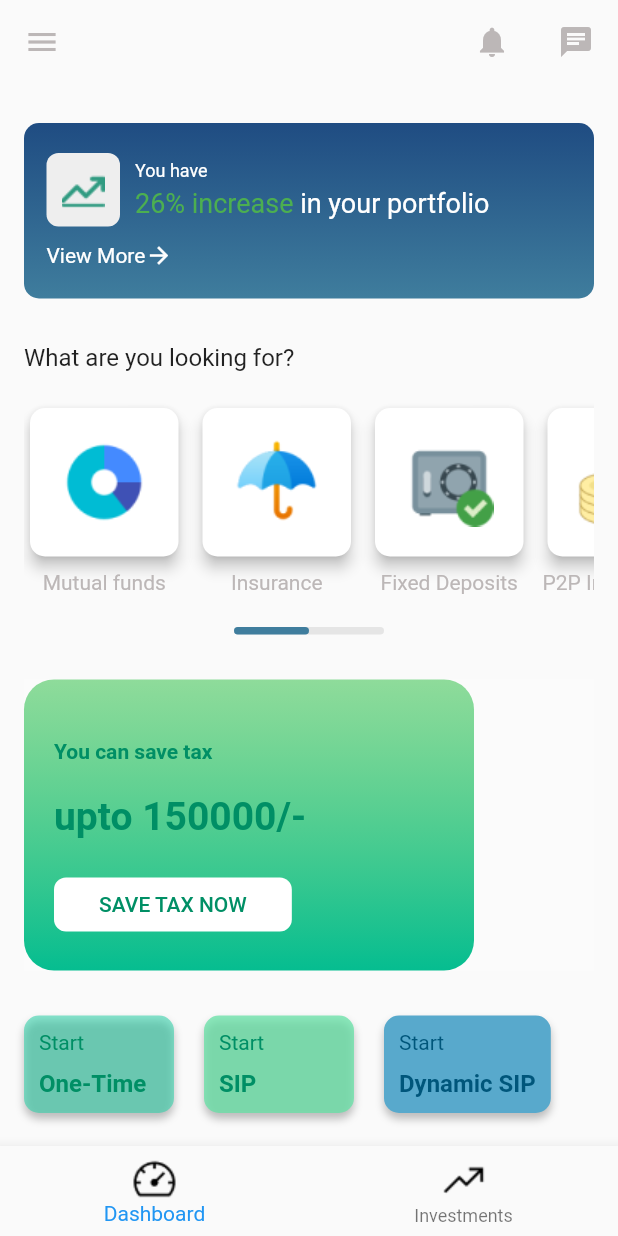
After one commit to dhirajuchil007/test_flutter, a Flutter app: the screen it shows after launch, after a tap on "Home screen", on a phone screen of 412 x 824 dp. The commit adds this screen. Run offline on Flutter 3.47's test engine with Material 2 defaults, Android fonts, the phone set to English and light mode, and no system bars; our stand-ins replace firebase_auth, firebase_core, firebase_database, fl_chart, geocoding, geolocator and 1 more; accounts and stored records are empty.

Commit message:
added hom screen design

```diff
--- /dev/null
+++ b/lib/models/Product.dart
@@ -0,0 +1,6 @@
+class Product {
+  String name;
+  String iconName;
+
+  Product(this.name, this.iconName);
+}
--- /dev/null
+++ b/lib/products_list.dart
@@ -0,0 +1,13 @@
+import 'package:test_flutter/models/Product.dart';
+
+class ProductsList{
+  List<Product> productList=[
+    Product('Mutual funds', 'chart.png'),
+    Product('Insurance', 'umbrella.png'),
+    Product('Fixed Deposits', 'safe.png'),
+    Product('P2P Investments', 'coins.png'),
+    Product('P2P Investments', 'coins.png'),
+    Product('P2P Investments', 'coins.png'),
+  ];
+
+}
--- a/lib/routes/dynamic_sip.dart
+++ b/lib/routes/dynamic_sip.dart
@@ -1,4 +1,3 @@
-import 'dart:ffi';
 
 import 'package:fl_chart/fl_chart.dart';
 import 'package:flutter/material.dart';
--- /dev/null
+++ b/lib/routes/home_screen.dart
@@ -0,0 +1,455 @@
+import 'package:flutter/material.dart';
+import 'package:test_flutter/models/Product.dart';
+import 'package:test_flutter/products_list.dart';
+
+class HomeScreen extends StatefulWidget {
+  const HomeScreen({Key? key}) : super(key: key);
+
+  @override
+  State<HomeScreen> createState() => _HomeScreenState();
+}
+
+class _HomeScreenState extends State<HomeScreen> {
+  double scrollPosition = 0;
+
+  @override
+  Widget build(BuildContext context) {
+    List<Product> productList = ProductsList().productList;
+    return SafeArea(
+      child: Scaffold(
+        appBar: AppBar(
+          backgroundColor: Colors.transparent,
+          elevation: 0,
+          foregroundColor: const Color(0xffbcb7b7),
+          actions: const [
+            Padding(
+              padding: EdgeInsets.symmetric(horizontal: 16),
+              child: Icon(Icons.notifications),
+            ),
+            Padding(
+              child: Icon(Icons.chat),
+              padding: EdgeInsets.symmetric(horizontal: 16),
+            )
+          ],
+        ),
+        bottomNavigationBar: BottomNavigationBar(
+          items: [
+            BottomNavigationBarItem(
+                icon: Image.asset('assets/clarity_dashboard.png'),
+                label: 'Dashboard'),
+            BottomNavigationBarItem(
+                icon: Image.asset('assets/carbon_growth.png'),
+                label: 'Investments'),
+          ],
+        ),
+        drawer: const Drawer(),
+        body: SingleChildScrollView(
+          child: Container(
+            width: double.infinity,
+            padding: const EdgeInsets.all(16),
+            child: Column(
+              crossAxisAlignment: CrossAxisAlignment.start,
+              children: [
+                const SizedBox(height: 10),
+                const HeaderWidget(),
+                const SizedBox(
+                  height: 30,
+                ),
+                const Text(
+                  'What are you looking for?',
+                  style: TextStyle(fontSize: 16),
+                ),
+                const SizedBox(
+                  height: 20,
+                ),
+                showProductList(productList),
+                Center(
+                  child: Stack(
+                    children: [
+                      Container(
+                        width: 100,
+                        height: 5,
+                        decoration: BoxDecoration(
+                            borderRadius: BorderRadius.circular(10),
+                            color: Color(0xffe5e5e5)),
+                      ),
+                      Positioned(
+                        left: getActualScrollPosition(productList),
+                        child: Container(
+                          width: 50,
+                          height: 5,
+                          decoration: BoxDecoration(
+                              borderRadius: BorderRadius.circular(10),
+                              color: Color(0xff3f7d9d)),
+                        ),
+                      )
+                    ],
+                  ),
+                ),
+                const SizedBox(
+                  height: 30,
+                ),
+                const SaveTaxWidget(),
+                // Text(MediaQuery.of(context).orientation.name),
+                const SizedBox(
+                  height: 30,
+                ),
+                SingleChildScrollView(
+                  scrollDirection: Axis.horizontal,
+                  child: Row(
+                    children: [
+                      Container(
+                          margin: EdgeInsets.only(right: 20),
+                          padding: EdgeInsets.all(10),
+                          child: Column(
+                            crossAxisAlignment: CrossAxisAlignment.start,
+                            children: const [
+                              Text(
+                                'Start',
+                                style: TextStyle(
+                                  color: Color(0xff008f65),
+                                  fontSize: 14,
+                                ),
+                              ),
+                              SizedBox(
+                                height: 10,
+                              ),
+                              Text(
+                                'One-Time',
+                                style: TextStyle(
+                                    color: Color(0xff008f65),
+                                    fontSize: 16,
+                                    fontWeight: FontWeight.bold),
+                              )
+                            ],
+                          ),
+                          width: 100,
+                          decoration: const BoxDecoration(
+                            borderRadius: BorderRadius.only(
+                              topLeft: Radius.circular(10),
+                              topRight: Radius.circular(10),
+                              bottomLeft: Radius.circular(10),
+                              bottomRight: Radius.circular(10),
+                            ),
+                            boxShadow: [
+                              BoxShadow(
+                                  color: Color.fromRGBO(0, 0, 0, 0.25),
+                                  offset: Offset(0, 4),
+                                  blurRadius: 4)
+                            ],
+                            color: Color.fromRGBO(
+                                42, 208, 167, 0.5600000023841858),
+                          )),
+                      Container(
+                          margin: EdgeInsets.only(right: 20),
+                          padding: EdgeInsets.all(10),
+                          width: 100,
+                          child: Column(
+                            crossAxisAlignment: CrossAxisAlignment.start,
+                            children: const [
+                              Text(
+                                'Start',
+                                style: TextStyle(
+                                  color: Color(0xff008f65),
+                                  fontSize: 14,
+                                ),
+                              ),
+                              SizedBox(
+                                height: 10,
+                              ),
+                              Text(
+                                'SIP',
+                                style: TextStyle(
+                                    color: Color(0xff008f65),
+                                    fontSize: 16,
+                                    fontWeight: FontWeight.bold),
+                              )
+                            ],
+                          ),
+                          decoration: BoxDecoration(
+                            borderRadius: BorderRadius.only(
+                              topLeft: Radius.circular(10),
+                              topRight: Radius.circular(10),
+                              bottomLeft: Radius.circular(10),
+                              bottomRight: Radius.circular(10),
+                            ),
+                            boxShadow: [
+                              BoxShadow(
+                                  color: Color.fromRGBO(0, 0, 0, 0.25),
+                                  offset: Offset(0, 4),
+                                  blurRadius: 4)
+                            ],
+                            color: Color.fromRGBO(
+                                98, 225, 164, 0.7300000190734863),
+                          )),
+                      Container(
+                        decoration: BoxDecoration(
+                          borderRadius: BorderRadius.only(
+                            topLeft: Radius.circular(10),
+                            topRight: Radius.circular(10),
+                            bottomLeft: Radius.circular(10),
+                            bottomRight: Radius.circular(10),
+                          ),
+                          boxShadow: [
+                            BoxShadow(
+                                color: Color.fromRGBO(0, 0, 0, 0.25),
+                                offset: Offset(0, 4),
+                                blurRadius: 4)
+                          ],
+                          color: Color.fromRGBO(88, 169, 204, 1),
+                        ),
+                        padding: EdgeInsets.all(10),
+                        child: Column(
+                          crossAxisAlignment: CrossAxisAlignment.start,
+                          children: [
+                            Text(
+                              'Start',
+                              style: TextStyle(
+                                color: Color(0xff00567b),
+                                fontSize: 14,
+                              ),
+                            ),
+                            SizedBox(
+                              height: 10,
+                            ),
+                            Text(
+                              'Dynamic SIP',
+                              style: TextStyle(
+                                  color: Color(0xff00567b),
+                                  fontSize: 16,
+                                  fontWeight: FontWeight.bold),
+                            )
+                          ],
+                        ),
+                      )
+                    ],
+                  ),
+                ),
+              ],
+            ),
+          ),
+        ),
+      ),
+    );
+  }
+
+  double getActualScrollPosition(List<Product> productList) {
+    return scrollPosition / (100 / 50);
+  }
+
+  SizedBox showProductList(List<Product> productList) {
+    return SizedBox(
+      height: 150,
+      child: NotificationListener<ScrollNotification>(
+        child: ListView.builder(
+          itemCount: productList.length,
+          itemBuilder: (ctx, index) {
+            return ProductItemWidget(product: productList[index]);
+          },
+          scrollDirection: Axis.horizontal,
+        ),
+        onNotification: (t) {
+          print(t.metrics.pixels);
+          print(t.metrics.maxScrollExtent);
+          setState(() {
+            scrollPosition = t.metrics.pixels / t.metrics.maxScrollExtent * 100;
+          });
+          return false;
+        },
+      ),
+    );
+  }
+}
+
+class SaveTaxWidget extends StatelessWidget {
+  const SaveTaxWidget({
+    Key? key,
+  }) : super(key: key);
+
+  @override
+  Widget build(BuildContext context) {
+    return Container(
+      color: Color(0xfffbfbfb),
+      width: double.infinity,
+      alignment: Alignment.centerLeft,
+      child: Container(
+          width: 300,
+          padding: const EdgeInsets.all(20),
+          child: Column(
+            crossAxisAlignment: CrossAxisAlignment.start,
+            children: [
+              const SizedBox(
+                height: 20,
+              ),
+              const Text(
+                'You can save tax',
+                style: TextStyle(
+                    color: Color(0xff008f65),
+                    fontSize: 14,
+                    fontWeight: FontWeight.bold),
+              ),
+              const SizedBox(
+                height: 20,
+              ),
+              const Text(
+                'upto 150000/-',
+                style: TextStyle(
+                    color: Color(0xff008f65),
+                    fontSize: 26,
+                    fontWeight: FontWeight.bold),
+              ),
+              const SizedBox(
+                height: 20,
+              ),
+              ElevatedButton(
+                onPressed: () {},
+                child: const Text('SAVE TAX NOW'),
+                style: ButtonStyle(
+                    padding: MaterialStateProperty.all(
+                      const EdgeInsets.symmetric(horizontal: 30),
+                    ),
+                    backgroundColor: MaterialStateProperty.all(Colors.white),
+                    elevation: MaterialStateProperty.all(0),
+                    foregroundColor: MaterialStateProperty.all(
+                      const Color(0xff008f65),
+                    ),
+                    shape: MaterialStateProperty.all(RoundedRectangleBorder(
+                        borderRadius: BorderRadius.circular(8)))),
+              ),
+            ],
+          ),
+          decoration: const BoxDecoration(
+            borderRadius: BorderRadius.only(
+              topLeft: Radius.circular(20),
+              topRight: Radius.circular(20),
+              bottomLeft: Radius.circular(20),
+              bottomRight: Radius.circular(20),
+            ),
+            gradient: LinearGradient(
+                begin: Alignment.topCenter,
+                end: Alignment.bottomCenter,
+                colors: [
+                  Color.fromRGBO(79, 201, 98, 0.6299999952316284),
+                  Color.fromRGBO(5, 189, 144, 1)
+                ]),
+          )),
+    );
+  }
+}
+
+class ProductItemWidget extends StatelessWidget {
+  const ProductItemWidget({
+    Key? key,
+    required this.product,
+  }) : super(key: key);
+
+  final Product product;
+
+  @override
+  Widget build(BuildContext context) {
+    return Container(
+      width: 115,
+      padding: const EdgeInsets.only(right: 8),
+      child: Column(
+        children: [
+          Card(
+            child: Padding(
+              padding: const EdgeInsets.all(20),
+              child: Image.asset('assets/${product.iconName}'),
+            ),
+            shape:
+                RoundedRectangleBorder(borderRadius: BorderRadius.circular(10)),
+            elevation: 4,
+          ),
+          const SizedBox(
+            height: 5,
+          ),
+          Flexible(
+            child: Text(
+              product.name,
+              style: const TextStyle(color: Color(0xffbcb7b7), fontSize: 14),
+            ),
+          ),
+        ],
+      ),
+    );
+  }
+}
+
+class HeaderWidget extends StatelessWidget {
+  const HeaderWidget({
+    Key? key,
+  }) : super(key: key);
+
+  @override
+  Widget build(BuildContext context) {
+    return Container(
+        padding: const EdgeInsets.symmetric(horizontal: 15, vertical: 20),
+        width: double.infinity,
+        child: Column(
+          children: [
+            Row(
+              children: [
+                Container(
+                  padding: const EdgeInsets.all(10),
+                  decoration: BoxDecoration(
+                      borderRadius: BorderRadius.circular(8),
+                      color: const Color(0xffeeeeee)),
+                  child: Image.asset('assets/trending_up.png'),
+                ),
+                const SizedBox(
+                  width: 10,
+                ),
+                Column(
+                  crossAxisAlignment: CrossAxisAlignment.start,
+                  children: [
+                    const Text(
+                      'You have',
+                      style: TextStyle(color: Colors.white, fontSize: 12),
+                    ),
+                    const SizedBox(
+                      height: 4,
+                    ),
+                    Row(
+                      children: const [
+                        Text(
+                          '26% increase',
+                          style: TextStyle(fontSize: 18, color: Colors.green),
+                        ),
+                        Text(
+                          ' in your portfolio',
+                          style: TextStyle(fontSize: 18, color: Colors.white),
+                        )
+                      ],
+                    )
+                  ],
+                )
+              ],
+            ),
+            const SizedBox(
+              height: 10,
+            ),
+            Row(
+              crossAxisAlignment: CrossAxisAlignment.center,
+              children: const [
+                Text(
+                  'View More',
+                  style: TextStyle(color: Colors.white, fontSize: 14),
+                ),
+                Icon(
+                  Icons.arrow_forward,
+                  color: Colors.white,
+                  size: 18,
+                )
+              ],
+            )
+          ],
+        ),
+        decoration: BoxDecoration(
+            borderRadius: BorderRadius.circular(10),
+            gradient: const LinearGradient(
+                colors: [Color(0xff1F4C82), Color(0xff3F7D9D)],
+                begin: Alignment.topCenter,
+                end: Alignment.bottomCenter)));
+  }
+}
--- a/lib/routes/start.dart
+++ b/lib/routes/start.dart
@@ -1,6 +1,7 @@
 import 'package:flutter/material.dart';
 import 'package:test_flutter/routes/dynamic_sip.dart';
 import 'package:test_flutter/routes/get_location_data.dart';
+import 'package:test_flutter/routes/home_screen.dart';
 import 'package:test_flutter/routes/otp_verification.dart';
 
 import 'main.dart';
@@ -56,7 +57,16 @@ class Start extends StatelessWidget {
                         MaterialPageRoute(
                             builder: (context) => const GetLocation()),
                       )
-                    })
+                    }),
+            StartItem(
+                optionName: "Home screen",
+                callback: () => {
+                  Navigator.push(
+                    context,
+                    MaterialPageRoute(
+                        builder: (context) => const HomeScreen()),
+                  )
+                })
           ],
         ),
       ),
```
Also changed, not shown: assets/carbon_growth.png (added), assets/chart.png (added), assets/clarity_dashboard.png (added), assets/coins.png (added), assets/safe.png (added), assets/trending_up.png (added), assets/umbrella.png (added).
